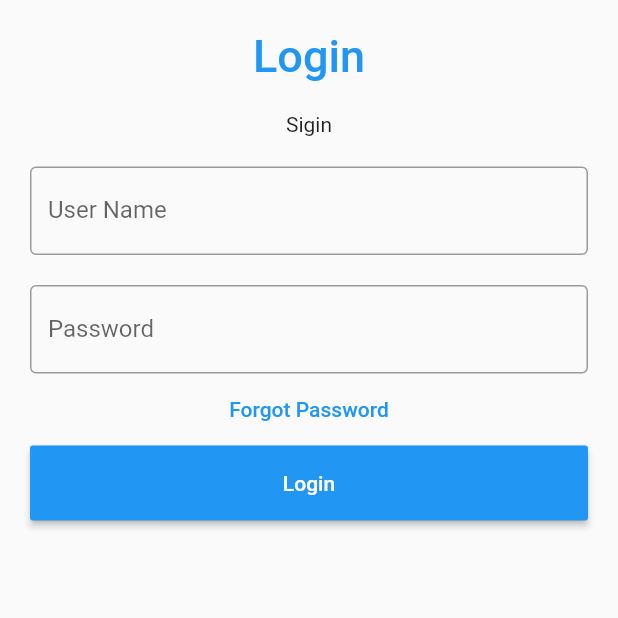
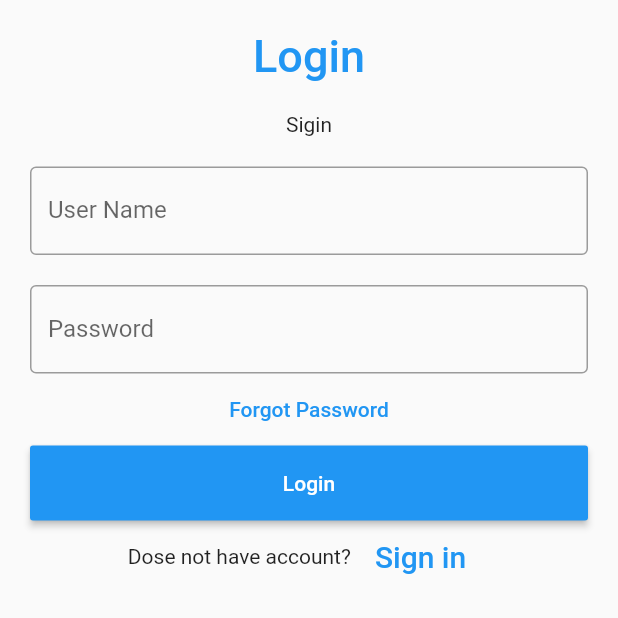
Before and after one commit to Dev-Pong-Sa-Vath/login_screen_1, a Flutter app: the screen it shows after launch, on a phone screen of 412 x 824 dp, the top half of it. Run offline on Flutter 3.47's test engine with Material 2 defaults, Android fonts, the phone set to English and light mode, and no system bars.

Commit message:
Add text for sign in

```diff
--- a/login_screen_1/lib/login.dart
+++ b/login_screen_1/lib/login.dart
@@ -65,6 +65,15 @@ class _LoginScreenState extends State<LoginScreen> {
               },
             ),
           ),
+          Container(
+            child: Row(children: <Widget>[Text('Dose not have account?'),
+            FlatButton(onPressed: () {
+              //Action signup screen
+            },textColor: Colors.blue, child: Text('Sign in',style: TextStyle(fontSize: 20),))
+            ],
+            mainAxisAlignment: MainAxisAlignment.center,
+            ),
+          )
       ]),
     ));
   }
```
